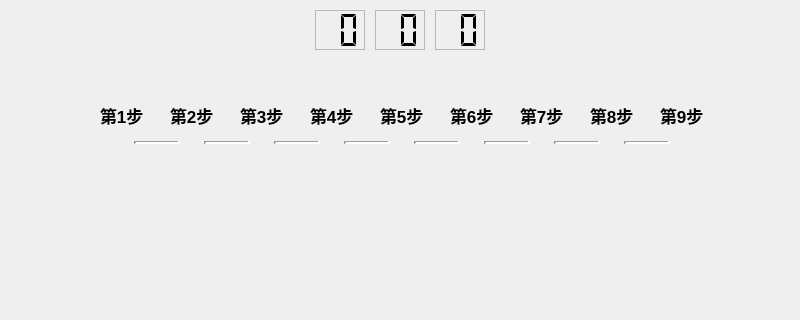
First picture: the form in demo/process/processdialog.ui, repository heyuyi/qt-gui, before the edit; both pictures show x 0 to 800 and y 0 to 320 of the 800 by 480 pixel window.
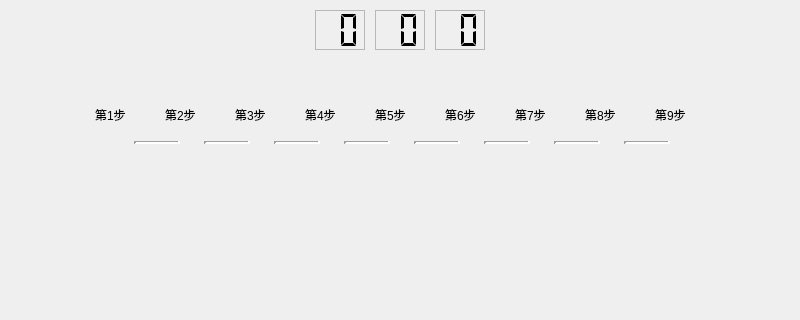
Second picture: the form after the edit. Icons and pictures are not drawn. Custom widgets are drawn as their Qt base class.

```diff
--- a/demo/process/processdialog.ui
+++ b/demo/process/processdialog.ui
@@ -242,19 +242,12 @@
   <widget class="QLabel" name="stepLabel_1">
    <property name="geometry">
     <rect>
-     <x>100</x>
+     <x>95</x>
      <y>100</y>
-     <width>45</width>
+     <width>60</width>
      <height>30</height>
     </rect>
    </property>
-   <property name="font">
-    <font>
-     <pointsize>13</pointsize>
-     <weight>75</weight>
-     <bold>true</bold>
-    </font>
-   </property>
    <property name="text">
     <string>第1步</string>
    </property>
@@ -262,19 +255,12 @@
   <widget class="QLabel" name="stepLabel_2">
    <property name="geometry">
     <rect>
-     <x>170</x>
+     <x>165</x>
      <y>100</y>
-     <width>45</width>
+     <width>60</width>
      <height>30</height>
     </rect>
    </property>
-   <property name="font">
-    <font>
-     <pointsize>13</pointsize>
-     <weight>75</weight>
-     <bold>true</bold>
-    </font>
-   </property>
    <property name="text">
     <string>第2步</string>
    </property>
@@ -282,19 +268,12 @@
   <widget class="QLabel" name="stepLabel_3">
    <property name="geometry">
     <rect>
-     <x>240</x>
+     <x>235</x>
      <y>100</y>
-     <width>45</width>
+     <width>60</width>
      <height>30</height>
     </rect>
    </property>
-   <property name="font">
-    <font>
-     <pointsize>13</pointsize>
-     <weight>75</weight>
-     <bold>true</bold>
-    </font>
-   </property>
    <property name="text">
     <string>第3步</string>
    </property>
@@ -302,19 +281,12 @@
   <widget class="QLabel" name="stepLabel_4">
    <property name="geometry">
     <rect>
-     <x>310</x>
+     <x>305</x>
      <y>100</y>
-     <width>45</width>
+     <width>60</width>
      <height>30</height>
     </rect>
    </property>
-   <property name="font">
-    <font>
-     <pointsize>13</pointsize>
-     <weight>75</weight>
-     <bold>true</bold>
-    </font>
-   </property>
    <property name="text">
     <string>第4步</string>
    </property>
@@ -322,19 +294,12 @@
   <widget class="QLabel" name="stepLabel_5">
    <property name="geometry">
     <rect>
-     <x>380</x>
+     <x>375</x>
      <y>100</y>
-     <width>45</width>
+     <width>60</width>
      <height>30</height>
     </rect>
    </property>
-   <property name="font">
-    <font>
-     <pointsize>13</pointsize>
-     <weight>75</weight>
-     <bold>true</bold>
-    </font>
-   </property>
    <property name="text">
     <string>第5步</string>
    </property>
@@ -342,19 +307,12 @@
   <widget class="QLabel" name="stepLabel_6">
    <property name="geometry">
     <rect>
-     <x>450</x>
+     <x>445</x>
      <y>100</y>
-     <width>45</width>
+     <width>60</width>
      <height>30</height>
     </rect>
    </property>
-   <property name="font">
-    <font>
-     <pointsize>13</pointsize>
-     <weight>75</weight>
-     <bold>true</bold>
-    </font>
-   </property>
    <property name="text">
     <string>第6步</string>
    </property>
@@ -362,19 +320,12 @@
   <widget class="QLabel" name="stepLabel_7">
    <property name="geometry">
     <rect>
-     <x>520</x>
+     <x>515</x>
      <y>100</y>
-     <width>45</width>
+     <width>60</width>
      <height>30</height>
     </rect>
    </property>
-   <property name="font">
-    <font>
-     <pointsize>13</pointsize>
-     <weight>75</weight>
-     <bold>true</bold>
-    </font>
-   </property>
    <property name="text">
     <string>第7步</string>
    </property>
@@ -382,19 +333,12 @@
   <widget class="QLabel" name="stepLabel_8">
    <property name="geometry">
     <rect>
-     <x>590</x>
+     <x>585</x>
      <y>100</y>
-     <width>45</width>
+     <width>60</width>
      <height>30</height>
     </rect>
    </property>
-   <property name="font">
-    <font>
-     <pointsize>13</pointsize>
-     <weight>75</weight>
-     <bold>true</bold>
-    </font>
-   </property>
    <property name="text">
     <string>第8步</string>
    </property>
@@ -402,19 +346,12 @@
   <widget class="QLabel" name="stepLabel_9">
    <property name="geometry">
     <rect>
-     <x>660</x>
+     <x>655</x>
      <y>100</y>
-     <width>45</width>
+     <width>60</width>
      <height>30</height>
     </rect>
    </property>
-   <property name="font">
-    <font>
-     <pointsize>13</pointsize>
-     <weight>75</weight>
-     <bold>true</bold>
-    </font>
-   </property>
    <property name="text">
     <string>第9步</string>
    </property>
```
